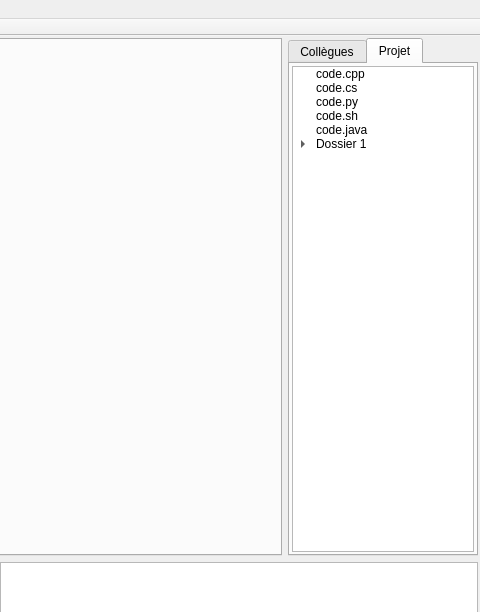
The window that Client/Client_Synergie/fenetreprincipale.ui (im-jon/CLL-Synergie) describes before a commit, drawn with Qt 5; both pictures show x 487 to 967 and y 0 to 612 of the 967 by 716 pixel window.
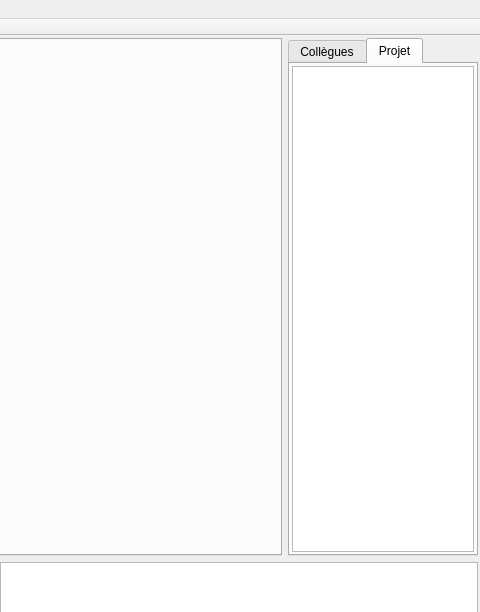
The same window after the commit. The open tabs and pages were chosen to show the change. Icons and pictures are not drawn.

```diff
--- a/Client/Client_Synergie/fenetreprincipale.ui
+++ b/Client/Client_Synergie/fenetreprincipale.ui
@@ -108,46 +108,6 @@
                <string>Feuille</string>
               </property>
              </column>
-             <item>
-              <property name="text">
-               <string>code.cpp</string>
-              </property>
-             </item>
-             <item>
-              <property name="text">
-               <string>code.cs</string>
-              </property>
-             </item>
-             <item>
-              <property name="text">
-               <string>code.py</string>
-              </property>
-             </item>
-             <item>
-              <property name="text">
-               <string>code.sh</string>
-              </property>
-             </item>
-             <item>
-              <property name="text">
-               <string>code.java</string>
-              </property>
-             </item>
-             <item>
-              <property name="text">
-               <string>Dossier 1</string>
-              </property>
-              <item>
-               <property name="text">
-                <string>code.rb</string>
-               </property>
-              </item>
-              <item>
-               <property name="text">
-                <string>code.h</string>
-               </property>
-              </item>
-             </item>
             </widget>
            </item>
           </layout>
```
Left out of the diff: 2 changed lines with no effect on the pictures.
